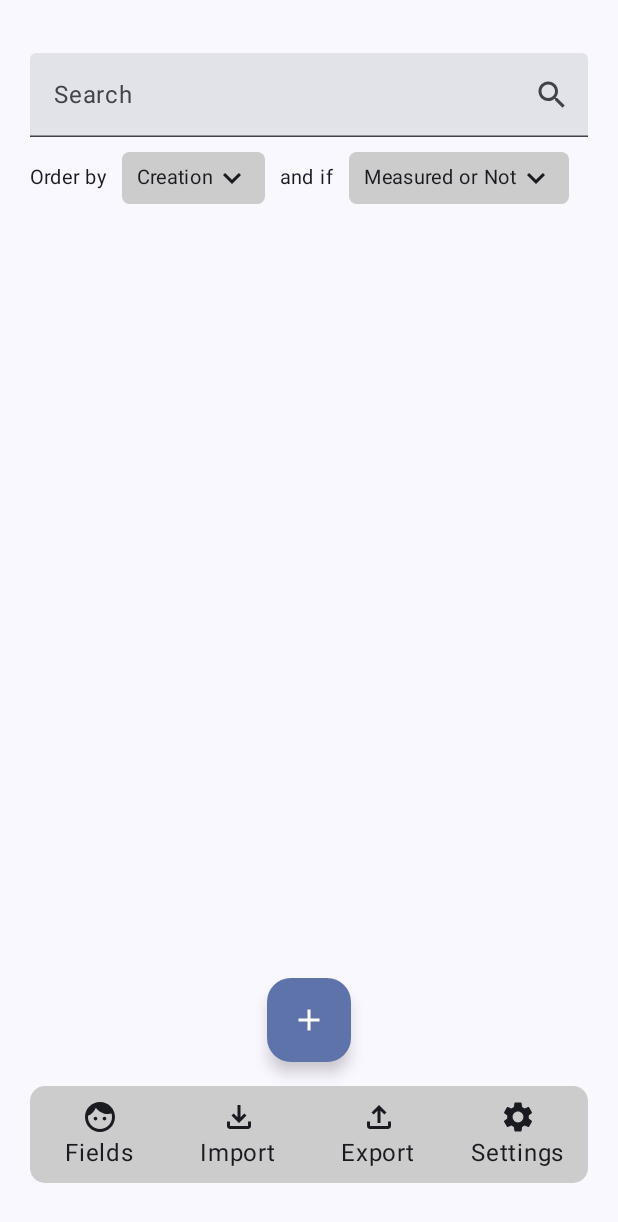
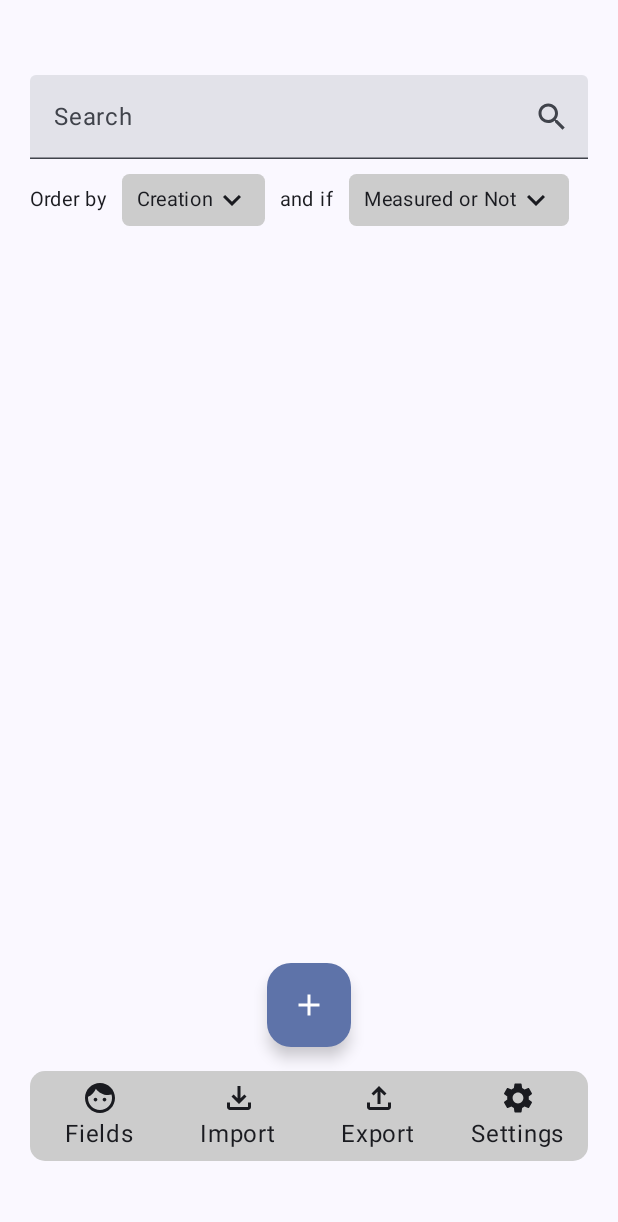
Before and after one commit to cromega08/Measurepedia, an Android app built with Jetpack Compose: the screen it shows after launch (HomeActivity), on a phone screen of 412 x 824 dp. Shown: the top 1222 px of the screen. Run offline under Robolectric (Android 15) with nearby library versions, the phone set to English and light mode, and no system bars; our stand-ins replace constraintlayout-compose; 1 statement that could not run was skipped.

Commit message:
fix: correct sizes and spaces for small screen devices of "GenericFooterRow" and "GenericHeaderColumn"

```diff
--- a/app/src/main/java/cromega/studio/measurepedia/ui/components/layouts/ColumnComponents.kt
+++ b/app/src/main/java/cromega/studio/measurepedia/ui/components/layouts/ColumnComponents.kt
@@ -21,7 +21,7 @@ fun GenericHeaderColumn(
         modifier =
         modifier
             .fillMaxWidth()
-            .padding(top = 35.dp, bottom = 20.dp, start = 20.dp, end = 20.dp),
+            .padding(top = 50.dp, bottom = 20.dp, start = 20.dp, end = 20.dp),
         verticalArrangement = verticalArrangement,
         horizontalAlignment = horizontalAlignment,
         content = content
--- a/app/src/main/java/cromega/studio/measurepedia/ui/components/layouts/RowComponents.kt
+++ b/app/src/main/java/cromega/studio/measurepedia/ui/components/layouts/RowComponents.kt
@@ -22,8 +22,8 @@ fun GenericFooterRow(
         modifier =
         modifier
             .fillMaxWidth()
-            .heightIn(min = 1.dp, 100.dp)
-            .padding(top = 0.dp, bottom = 35.dp, start = 20.dp, end = 20.dp),
+            .heightIn(min = 1.dp, 110.dp)
+            .padding(top = 0.dp, bottom = 50.dp, start = 20.dp, end = 20.dp),
         horizontalArrangement = horizontalArrangement,
         verticalAlignment = verticalAlignment,
         content = content
```
